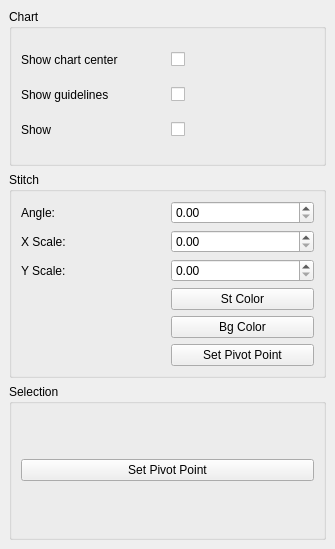
The window that src/propertiesdialog.ui (iPenguin/CrochetCharts) describes before a commit, drawn with Qt 5.
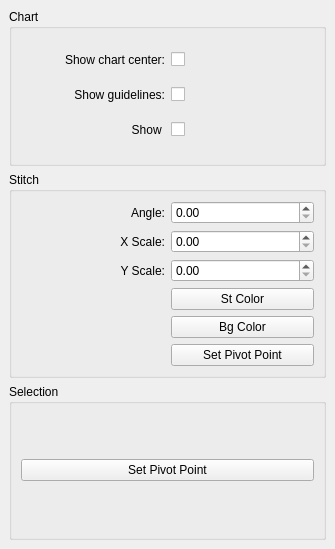
The same window after the commit.

Commit message: Implement basic functionality for properties dialog.

What changed in the file:
```diff
--- a/src/propertiesdialog.ui
+++ b/src/propertiesdialog.ui
@@ -24,7 +24,10 @@
        <item row="0" column="0">
         <widget class="QLabel" name="label">
          <property name="text">
-          <string>Show chart center</string>
+          <string>Show chart center:</string>
+         </property>
+         <property name="alignment">
+          <set>Qt::AlignRight|Qt::AlignTrailing|Qt::AlignVCenter</set>
          </property>
         </widget>
        </item>
@@ -38,7 +41,10 @@
        <item row="1" column="0">
         <widget class="QLabel" name="label_2">
          <property name="text">
-          <string>Show guidelines</string>
+          <string>Show guidelines:</string>
+         </property>
+         <property name="alignment">
+          <set>Qt::AlignRight|Qt::AlignTrailing|Qt::AlignVCenter</set>
          </property>
         </widget>
        </item>
@@ -54,6 +60,9 @@
          <property name="text">
           <string>Show </string>
          </property>
+         <property name="alignment">
+          <set>Qt::AlignRight|Qt::AlignTrailing|Qt::AlignVCenter</set>
+         </property>
         </widget>
        </item>
        <item row="2" column="1">
@@ -77,6 +86,9 @@
          <property name="text">
           <string>Angle:</string>
          </property>
+         <property name="alignment">
+          <set>Qt::AlignRight|Qt::AlignTrailing|Qt::AlignVCenter</set>
+         </property>
         </widget>
        </item>
        <item row="0" column="1">
@@ -87,6 +99,9 @@
          <property name="text">
           <string>X Scale:</string>
          </property>
+         <property name="alignment">
+          <set>Qt::AlignRight|Qt::AlignTrailing|Qt::AlignVCenter</set>
+         </property>
         </widget>
        </item>
        <item row="1" column="1">
@@ -107,6 +122,9 @@
          <property name="text">
           <string>Y Scale:</string>
          </property>
+         <property name="alignment">
+          <set>Qt::AlignRight|Qt::AlignTrailing|Qt::AlignVCenter</set>
+         </property>
         </widget>
        </item>
        <item row="4" column="1">
```
The commit also changes 3 other files.
